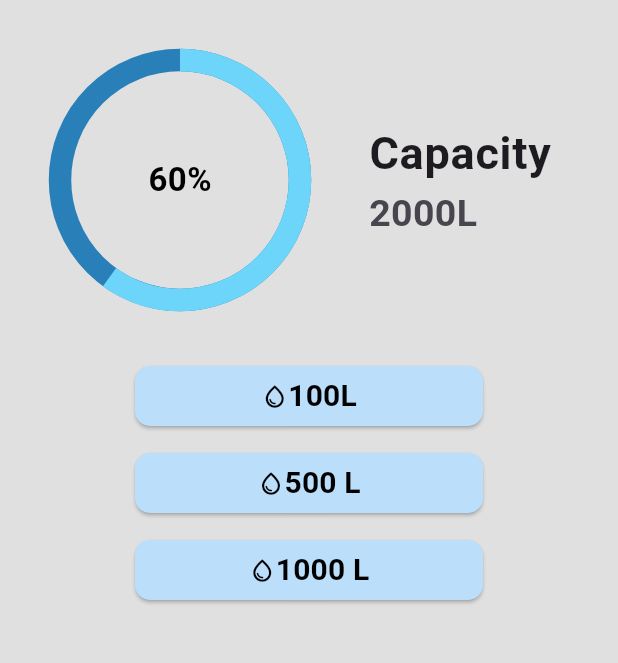
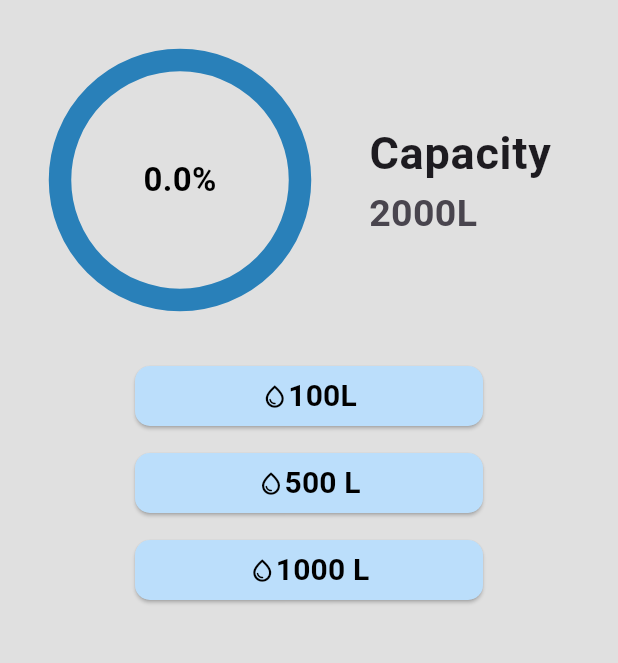
Before and after one commit to mr-riad/Water-Tracker-App, a Flutter app: the screen it shows after launch, on a phone screen of 412 x 824 dp, the part 84-747 px from its top. Run offline on Flutter 3.47's test engine with Material 3 defaults, Android fonts, the phone set to English and light mode, and no system bars.

Commit message:
implement logic

```diff
--- a/lib/screens/home_screen.dart
+++ b/lib/screens/home_screen.dart
@@ -66,7 +66,7 @@ class _HomeScreenState extends State<HomeScreen> {
                         height: double.infinity,
                         width: double.infinity,
                         child: CircularProgressIndicator(
-                          value: 0.6, // 60%
+                          value: progress,
                           strokeWidth: 15,
                           valueColor: AlwaysStoppedAnimation<Color>(
                             Color(0xFF6DD5FA),
@@ -75,7 +75,7 @@ class _HomeScreenState extends State<HomeScreen> {
                         ),
                       ),
                       Text(
-                        "60%",
+                        "${(progress*100).toStringAsFixed(1)}%",
                         style: TextStyle(
                           fontSize: 22,
                           fontWeight: FontWeight.bold,
@@ -107,14 +107,14 @@ class _HomeScreenState extends State<HomeScreen> {
             ),
           ),
 
-          CustomButton(text: "100L", onClick: () {}),
+          CustomButton(text: "100L", onClick: () => addWater(100)),
           SizedBox(height: 10),
 
-          CustomButton(text: "500 L", onClick: () {}),
+          CustomButton(text: "500 L", onClick: () => addWater(500)),
 
           SizedBox(height: 10),
 
-          CustomButton(text: "1000 L", onClick: () {}),
+          CustomButton(text: "1000 L", onClick: () => addWater(1000)),
         ],
       ),
     );
```
